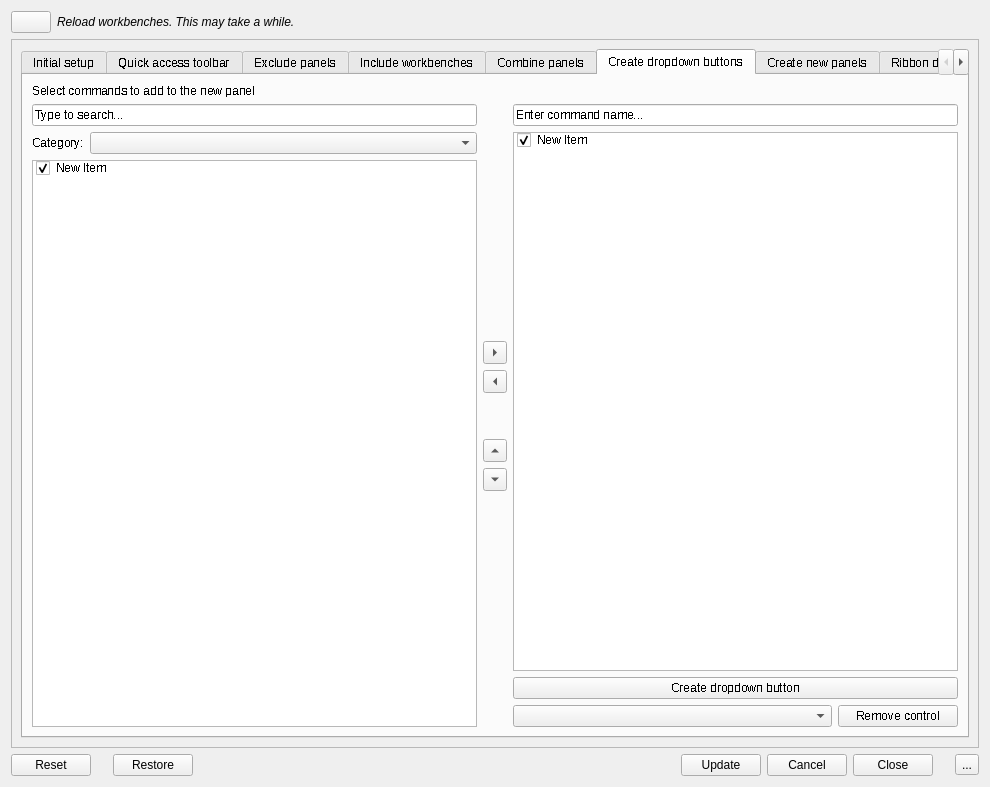
This is Resources/ui/Design.ui in APEbbers/FreeCAD-Ribbon as Qt 5 draws it before an edit. The edited form follows.
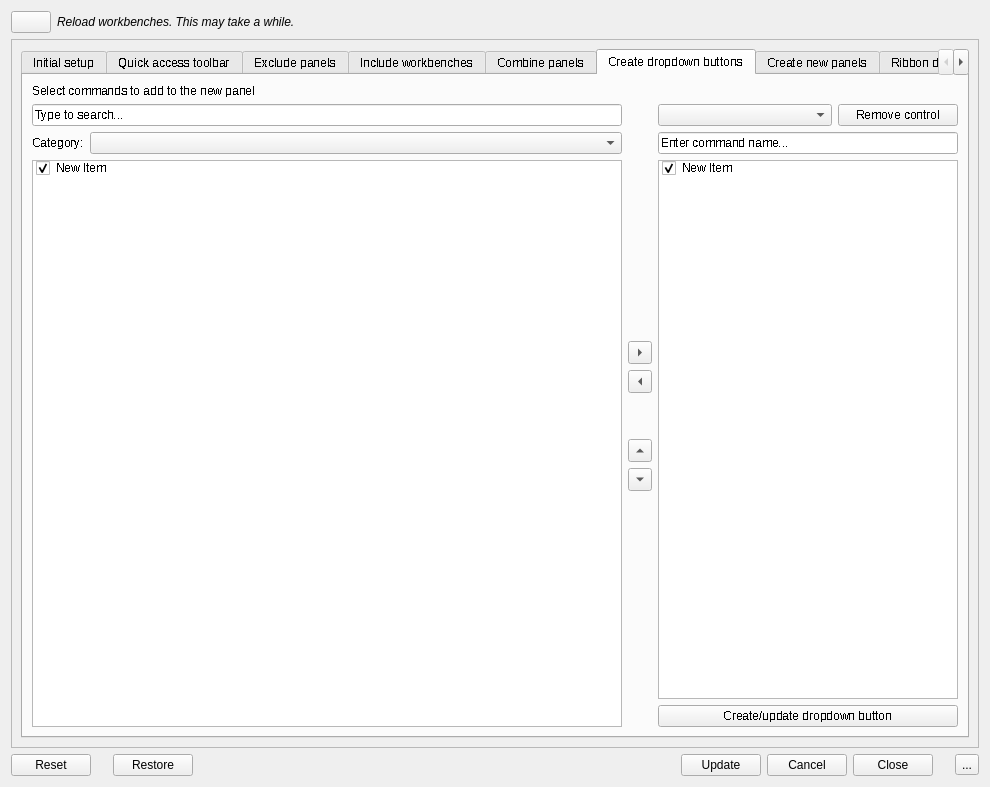
This is the edited form. The open tabs and pages were chosen to show the change. Icons and pictures are not drawn.

Commit message: Dropdown buttons can now be removed

Patch:
```diff
--- a/Resources/ui/Design.ui
+++ b/Resources/ui/Design.ui
@@ -1515,14 +1515,44 @@
              </item>
              <item row="1" column="2">
               <layout class="QGridLayout" name="gridLayout_36">
-               <item row="2" column="0">
+               <item row="2" column="0" colspan="2">
+                <widget class="QListWidget" name="NewControl_DDB">
+                 <property name="sizePolicy">
+                  <sizepolicy hsizetype="MinimumExpanding" vsizetype="Expanding">
+                   <horstretch>0</horstretch>
+                   <verstretch>0</verstretch>
+                  </sizepolicy>
+                 </property>
+                 <property name="minimumSize">
+                  <size>
+                   <width>300</width>
+                   <height>0</height>
+                  </size>
+                 </property>
+                 <property name="selectionMode">
+                  <enum>QAbstractItemView::SelectionMode::SingleSelection</enum>
+                 </property>
+                 <property name="sortingEnabled">
+                  <bool>true</bool>
+                 </property>
+                 <item>
+                  <property name="text">
+                   <string>New Item</string>
+                  </property>
+                  <property name="checkState">
+                   <enum>Checked</enum>
+                  </property>
+                 </item>
+                </widget>
+               </item>
+               <item row="3" column="0" colspan="2">
                 <widget class="QPushButton" name="CreateControl_DDB">
                  <property name="text">
-                  <string>Create dropdown button</string>
+                  <string>Create/update dropdown button</string>
                  </property>
                 </widget>
                </item>
-               <item row="0" column="0">
+               <item row="1" column="0" colspan="2">
                 <widget class="QLineEdit" name="ControlName_DDB">
                  <property name="inputMask">
                   <string/>
@@ -1535,29 +1565,6 @@
                  </property>
                 </widget>
                </item>
-               <item row="1" column="0">
-                <widget class="QListWidget" name="NewControl_DDB">
-                 <property name="selectionMode">
-                  <enum>QAbstractItemView::SelectionMode::SingleSelection</enum>
-                 </property>
-                 <property name="sortingEnabled">
-                  <bool>true</bool>
-                 </property>
-                 <item>
-                  <property name="text">
-                   <string>New Item</string>
-                  </property>
-                  <property name="checkState">
-                   <enum>Checked</enum>
-                  </property>
-                 </item>
-                </widget>
-               </item>
-               <item row="3" column="0">
-                <layout class="QGridLayout" name="gridLayout_24">
-                 <item row="0" column="0">
-                  <widget class="QComboBox" name="CommandList_DDB"/>
-                 </item>
                  <item row="0" column="1">
                   <widget class="QPushButton" name="RemoveControl_DDB">
                    <property name="sizePolicy">
@@ -1577,7 +1584,8 @@
                    </property>
                   </widget>
                  </item>
-                </layout>
+               <item row="0" column="0">
+                <widget class="QComboBox" name="CommandList_DDB"/>
                </item>
               </layout>
              </item>
```
Left out of the diff: 2 changed lines with no effect on the pictures. Lines whose indentation alone changed are shown as unchanged. The commit also changes 2 other files.
